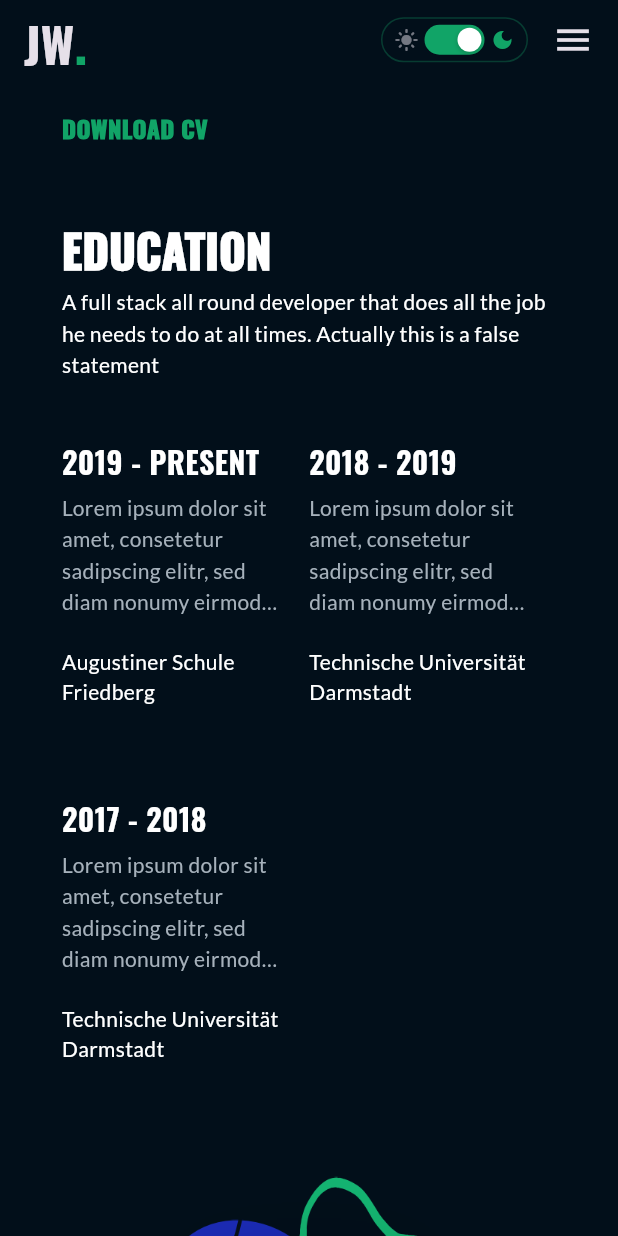
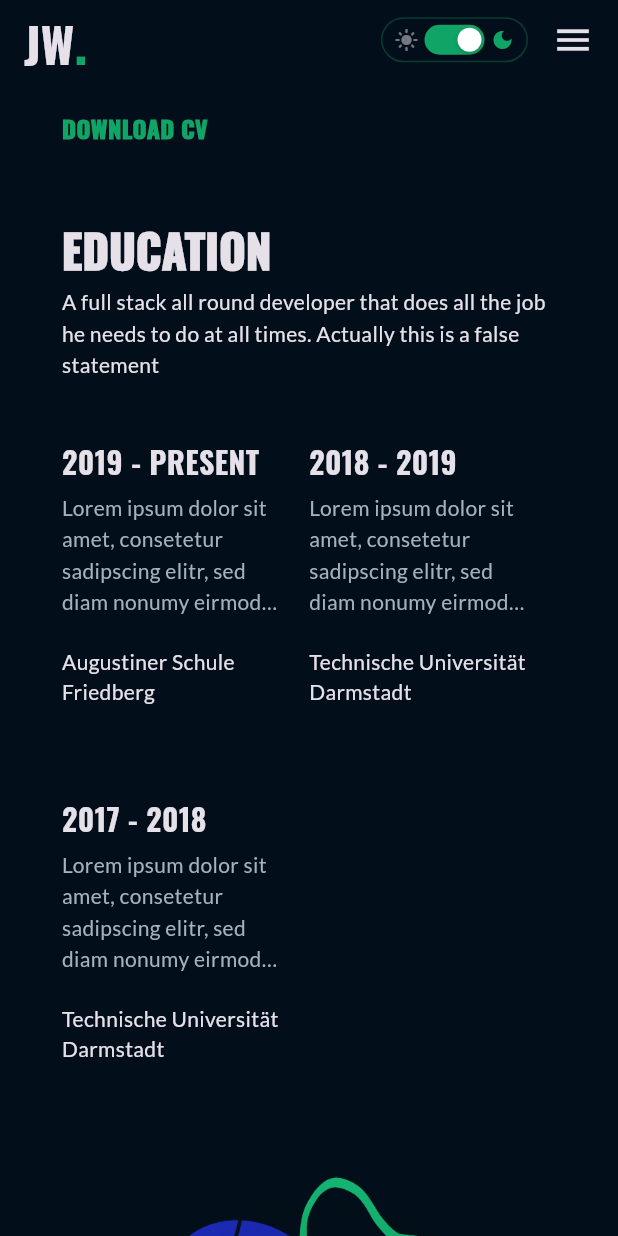
Before and after one commit to janek-w/janek-wenzlik.de, a Flutter app: the screen it shows after launch, scrolled down 576 dp, on a phone screen of 412 x 824 dp. Run offline on Flutter 3.47's test engine with Material 3 defaults, Android fonts, the phone set to English and light mode, and no system bars; drawn by our look-alikes of carousel_slider; our stand-ins replace google_fonts, responsive_framework.

Commit message:
fix light mode colors

```diff
--- a/lib/pages/home/components/carousel.dart
+++ b/lib/pages/home/components/carousel.dart
@@ -28,9 +28,10 @@ class Carousel extends StatelessWidget {
                 height: carouselContainerHeight,
               ),
               items: List.generate(
-                carouselItems.length,
+                getCarouselItems(context).length,
                 (index) => Builder(
                   builder: (BuildContext context) {
+                    final carouselItems = getCarouselItems(context);
                     return Container(
                       constraints: BoxConstraints(
                         minHeight: carouselContainerHeight,
--- a/lib/pages/home/components/carousel_items.dart
+++ b/lib/pages/home/components/carousel_items.dart
@@ -3,8 +3,9 @@ import 'package:flutter/rendering.dart';
 import 'package:google_fonts/google_fonts.dart';
 import 'package:web_portfolio/models/carousel_item_model.dart';
 import 'package:web_portfolio/utils/constants.dart';
+import 'package:web_portfolio/utils/theme_colors.dart';
 
-List<CarouselItemModel> carouselItems = List.generate(
+List<CarouselItemModel> getCarouselItems(BuildContext context) => List.generate(
   5,
   (index) => CarouselItemModel(
     text: Container(
@@ -27,7 +28,7 @@ List<CarouselItemModel> carouselItems = List.generate(
           Text(
             "JANEK\nWENZLIK",
             style: GoogleFonts.oswald(
-              color: Colors.white,
+              color: Theme.of(context).textTheme.bodyLarge?.color,
               fontSize: 40.0,
               fontWeight: FontWeight.w900,
               height: 1.3,
@@ -39,7 +40,7 @@ List<CarouselItemModel> carouselItems = List.generate(
           Text(
             "Full-stack developer, based in Darmstadt, Germany",
             style: TextStyle(
-              color: kCaptionColor,
+              color: ThemeColors.getCaptionColor(context),
               fontSize: 15.0,
               height: 1.0,
             ),
@@ -58,7 +59,7 @@ List<CarouselItemModel> carouselItems = List.generate(
                       " Got a project? Let's talk.",
                       style: TextStyle(
                         height: 1.5,
-                        color: Colors.white,
+                        color: Theme.of(context).textTheme.bodyLarge?.color,
                         fontSize: 15.0,
                       ),
                     ),
--- a/lib/pages/home/components/cv_section.dart
+++ b/lib/pages/home/components/cv_section.dart
@@ -5,6 +5,7 @@ import 'package:responsive_framework/responsive_framework.dart';
 import 'package:web_portfolio/models/education.dart';
 import 'package:web_portfolio/utils/constants.dart';
 import 'package:web_portfolio/utils/screen_helper.dart';
+import 'package:web_portfolio/utils/theme_colors.dart';
 
 class CvSection extends StatelessWidget {
   @override
@@ -61,7 +62,7 @@ class CvSection extends StatelessWidget {
                         Text(
                           "EDUCATION",
                           style: GoogleFonts.oswald(
-                            color: Colors.white,
+                            color: Theme.of(context).textTheme.bodyLarge?.color,
                             fontWeight: FontWeight.w900,
                             fontSize: 30.0,
                             height: 1.3,
@@ -77,7 +78,7 @@ class CvSection extends StatelessWidget {
                               child: Text(
                                 "A full stack all round developer that does all the job he needs to do at all times. Actually this is a false statement",
                                 style: TextStyle(
-                                  color: Colors.white,
+                                  color: Theme.of(context).textTheme.bodyLarge?.color,
                                   height: 1.5,
                                 ),
                               ),
@@ -105,7 +106,7 @@ class CvSection extends StatelessWidget {
                                             Text(
                                               education.period,
                                               style: GoogleFonts.oswald(
-                                                color: Colors.white,
+                                                color: Theme.of(context).textTheme.bodyLarge?.color,
                                                 fontWeight: FontWeight.w700,
                                                 fontSize: 20.0,
                                               ),
@@ -118,7 +119,7 @@ class CvSection extends StatelessWidget {
                                               maxLines: 4,
                                               overflow: TextOverflow.ellipsis,
                                               style: TextStyle(
-                                                color: kCaptionColor,
+                                                color: ThemeColors.getCaptionColor(context),
                                                 height: 1.5,
                                               ),
                                             ),
@@ -132,7 +133,7 @@ class CvSection extends StatelessWidget {
                                                 child: Text(
                                                   education.linkName,
                                                   style: TextStyle(
-                                                    color: Colors.white,
+                                                    color: Theme.of(context).textTheme.bodyLarge?.color,
                                                   ),
                                                 ),
                                               ),
--- a/lib/pages/home/components/footer.dart
+++ b/lib/pages/home/components/footer.dart
@@ -78,7 +78,7 @@ Widget _buildUi(double width, BuildContext context) {
                                       style: GoogleFonts.oswald(
                                         fontSize: 18.0,
                                         fontWeight: FontWeight.w700,
-                                        color: Colors.white,
+                                        color: Theme.of(context).textTheme.bodyLarge?.color,
                                       ),
                                     ),
                                   ],
--- a/lib/pages/home/components/ios_app_ad.dart
+++ b/lib/pages/home/components/ios_app_ad.dart
@@ -56,7 +56,7 @@ class IosAppAd extends StatelessWidget {
                         Text(
                           "UNIVERSAL\nSMART HOME APP",
                           style: GoogleFonts.oswald(
-                            color: Colors.white,
+                            color: Theme.of(context).textTheme.bodyLarge?.color,
                             fontWeight: FontWeight.w900,
                             height: 1.3,
                             fontSize: 35.0,
--- a/lib/pages/home/components/website_ad.dart
+++ b/lib/pages/home/components/website_ad.dart
@@ -49,7 +49,7 @@ class WebsiteAd extends StatelessWidget {
                         Text(
                           "EVOLVING NAGA\nRESORT WEBSITE",
                           style: GoogleFonts.oswald(
-                            color: Colors.white,
+                            color: Theme.of(context).textTheme.bodyLarge?.color,
                             fontWeight: FontWeight.w900,
                             height: 1.3,
                             fontSize: 35.0,
--- /dev/null
+++ b/lib/utils/theme_colors.dart
@@ -0,0 +1,16 @@
+import 'package:flutter/material.dart';
+import 'package:web_portfolio/utils/constants.dart';
+
+class ThemeColors {
+  static Color getCaptionColor(BuildContext context) {
+    return Theme.of(context).brightness == Brightness.dark
+        ? kDarkCaptionColor
+        : kLightCaptionColor;
+  }
+
+  static Color getBackgroundColor(BuildContext context) {
+    return Theme.of(context).brightness == Brightness.dark
+        ? kDarkBackgroundColor
+        : kLightBackgroundColor;
+  }
+}
```
